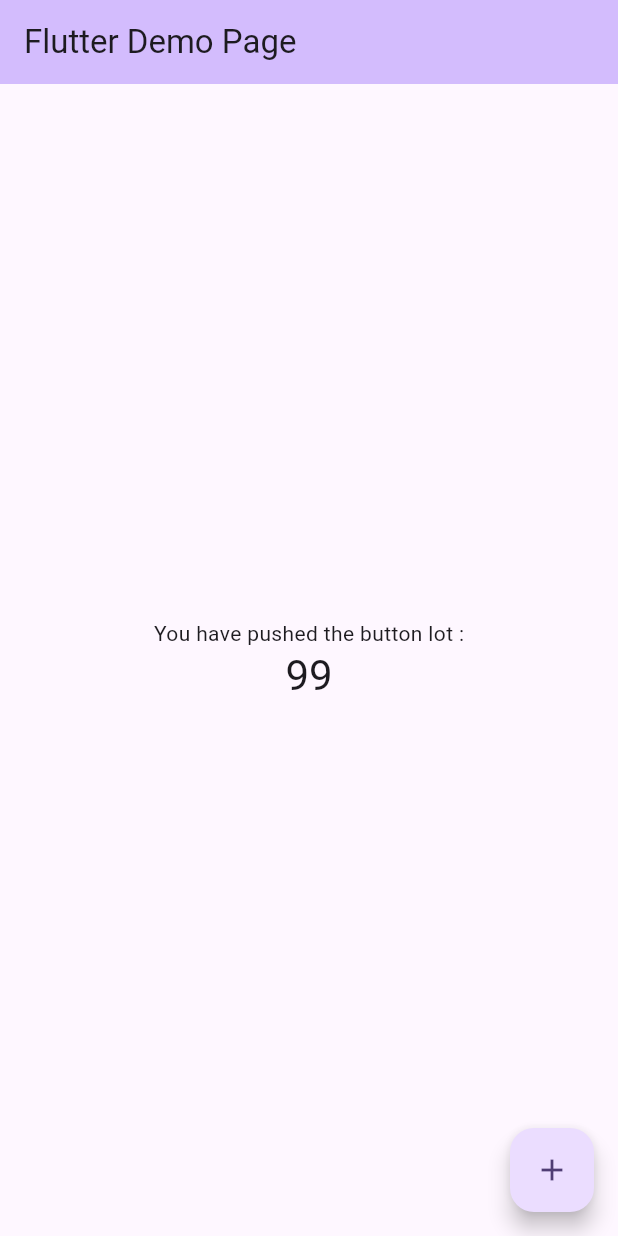
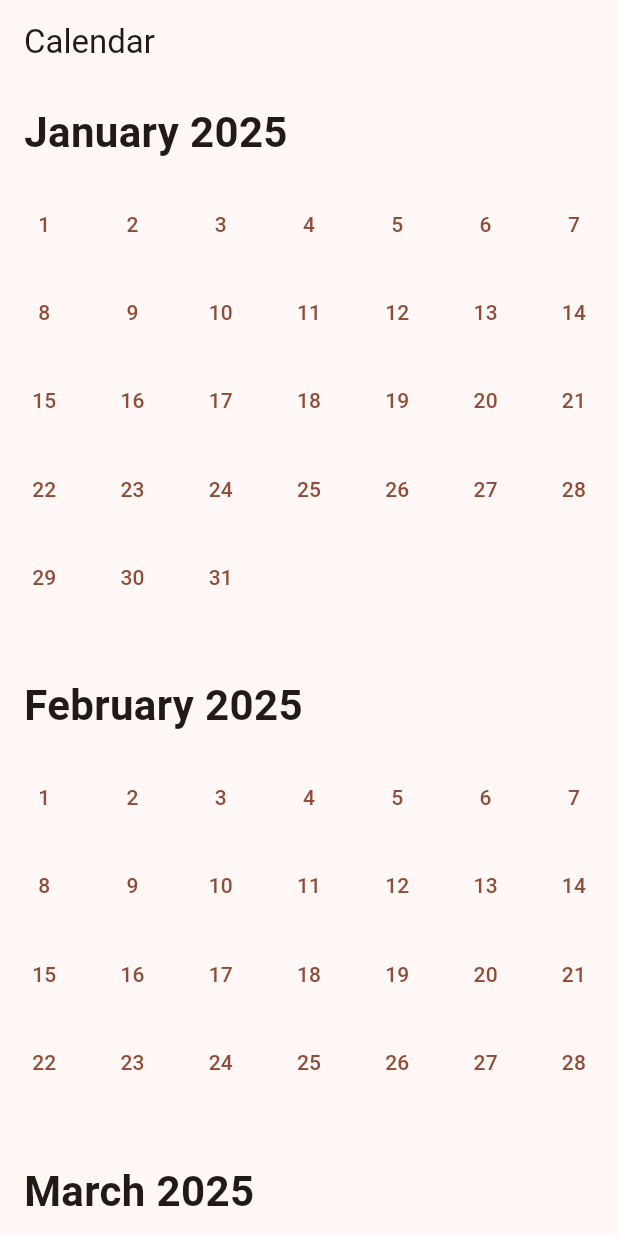
Before and after one commit to treytorrez/Module4_AppDev, a Flutter app: the screen it shows after launch, on a phone screen of 412 x 824 dp. Run offline on Flutter 3.47's test engine with Material 3 defaults, Android fonts, the phone set to English and light mode, and no system bars.

Commit message:
Refactor: Simplify main.dart and introduce CalendarGrid widget
This commit refactors the `main.dart` file by removing the default
counter application and replacing it with a new `Root` widget.
The `Root` widget now displays a `CalendarGrid` widget.

The `CalendarGrid` widget is introduced to display a scrollable grid
of months and days. Each day is a button that, when pressed, shows
a modal bottom sheet with the selected date.

Additionally, new enum files `month.dart` and `day.dart` have been
created to represent months and days of the week, respectively.
An empty `appScaffold.dart` widget file has also been added.

```diff
--- /dev/null
+++ b/lib/enums/day.dart
@@ -0,0 +1 @@
+enum day { sunday, monday, tuesday, wednesday, thursday, friday, saturday }
--- /dev/null
+++ b/lib/enums/month.dart
@@ -0,0 +1,20 @@
+enum Month {
+  january   (1, 31),
+  february  (2, 28), //TODO: leap year
+  march     (3, 31),
+  april     (4, 30),
+  may       (5, 31),
+  june      (6, 30),
+  july      (7, 31),
+  august    (8, 31),
+  september (9, 30),
+  october   (10, 31),
+  november  (11, 30),
+  december  (12, 31);
+
+  final int number;
+  final int dayCount;
+  const Month(this.number, this.dayCount);
+
+
+}
--- a/lib/main.dart
+++ b/lib/main.dart
@@ -1,122 +1,21 @@
 import 'package:flutter/material.dart';
+import 'widgets/calendar_grid.dart';
 
 void main() {
-  runApp(const MyApp());
+  runApp(const Root());
 }
 
-class MyApp extends StatelessWidget {
-  const MyApp({super.key});
+class Root extends StatelessWidget {
+  const Root({super.key});
 
-  // This widget is the root of your application.
   @override
   Widget build(BuildContext context) {
     return MaterialApp(
-      title: 'Flutter Demo',
-      theme: ThemeData(
-        // This is the theme of your application.
-        //
-        // TRY THIS: Try running your application with "flutter run". You'll see
-        // the application has a purple toolbar. Then, without quitting the app,
-        // try changing the seedColor in the colorScheme below to Colors.green
-        // and then invoke "hot reload" (save your changes or press the "hot
-        // reload" button in a Flutter-supported IDE, or press "r" if you used
-        // the command line to start the app).
-        //
-        // Notice that the counter didn't reset back to zero; the application
-        // state is not lost during the reload. To reset the state, use hot
-        // restart instead.
-        //
-        // This works for code too, not just values: Most code changes can be
-        // tested with just a hot reload.
-        colorScheme: ColorScheme.fromSeed(seedColor: Colors.deepPurple),
+      title: 'Calendar',
+      theme: ThemeData.from(
+        colorScheme: ColorScheme.fromSeed(seedColor: Colors.deepOrange),
       ),
-      home: const MyHomePage(title: 'Flutter Demo Page'),
+      home: const CalendarGrid(),
     );
   }
 }
-
-class MyHomePage extends StatefulWidget {
-  const MyHomePage({super.key, required this.title});
-
-  // This widget is the home page of your application. It is stateful, meaning
-  // that it has a State object (defined below) that contains fields that affect
-  // how it looks.
-
-  // This class is the configuration for the state. It holds the values (in this
-  // case the title) provided by the parent (in this case the App widget) and
-  // used by the build method of the State. Fields in a Widget subclass are
-  // always marked "final".
-
-  final String title;
-
-  @override
-  State<MyHomePage> createState() => _MyHomePageState();
-}
-
-class _MyHomePageState extends State<MyHomePage> {
-  int _counter = 99;
-
-  void _incrementCounter() {
-    setState(() {
-      // This call to setState tells the Flutter framework that something has
-      // changed in this State, which causes it to rerun the build method below
-      // so that the display can reflect the updated values. If we changed
-      // _counter without calling setState(), then the build method would not be
-      // called again, and so nothing would appear to happen.
-      _counter--;
-    });
-  }
-
-  @override
-  Widget build(BuildContext context) {
-    // This method is rerun every time setState is called, for instance as done
-    // by the _incrementCounter method above.
-    //
-    // The Flutter framework has been optimized to make rerunning build methods
-    // fast, so that you can just rebuild anything that needs updating rather
-    // than having to individually change instances of widgets.
-    return Scaffold(
-      appBar: AppBar(
-        // TRY THIS: Try changing the color here to a specific color (to
-        // Colors.amber, perhaps?) and trigger a hot reload to see the AppBar
-        // change color while the other colors stay the same.
-        backgroundColor: Theme.of(context).colorScheme.inversePrimary,
-        // Here we take the value from the MyHomePage object that was created by
-        // the App.build method, and use it to set our appbar title.
-        title: Text(widget.title),
-      ),
-      body: Center(
-        // Center is a layout widget. It takes a single child and positions it
-        // in the middle of the parent.
-        child: Column(
-          // Column is also a layout widget. It takes a list of children and
-          // arranges them vertically. By default, it sizes itself to fit its
-          // children horizontally, and tries to be as tall as its parent.
-          //
-          // Column has various properties to control how it sizes itself and
-          // how it positions its children. Here we use main AxisAlignment to
-          // center the children vertically; the main axis here is the vertical
-          // axis because Columns are vertical (the cross axis would be
-          // horizontal).
-          //
-          // TRY THIS: Invoke "debug painting" (choose the "Toggle Debug Paint"
-          // action in the IDE, or press "p" in the console), to see the
-          // wireframe for each widget.
-          mainAxisAlignment: MainAxisAlignment.center,
-          children: <Widget>[
-            const Text('You have pushed the button lot :'),
-            Text(
-              '$_counter',
-              style: Theme.of(context).textTheme.headlineMedium,
-            ),
-          ],
-        ),
-      ),
-      floatingActionButton: FloatingActionButton(
-        onPressed: _incrementCounter,
-        tooltip: 'Increment',
-        child: const Icon(Icons.add),
-      ), // This trailing comma makes auto-formatting nicer for build methods.
-    );
-  }
-}
--- /dev/null
+++ b/lib/widgets/calendar_grid.dart
@@ -0,0 +1,76 @@
+import 'package:flutter/material.dart';
+import '../enums/month.dart';
+// if you use it later
+
+class CalendarGrid extends StatelessWidget {
+  const CalendarGrid({super.key});
+
+  @override
+  Widget build(BuildContext context) {
+    return Scaffold(
+      appBar: AppBar(title: const Text("Calendar")),
+      body: ListView.builder(
+        itemBuilder: (context, monthIndex) {
+          final month = Month.values[monthIndex % 12];
+          final year = DateTime.now().year + (monthIndex ~/ 12);
+          return Column(
+            crossAxisAlignment: CrossAxisAlignment.start,
+            children: [
+              Padding(
+                padding: const EdgeInsets.symmetric(
+                  vertical: 12,
+                  horizontal: 16,
+                ),
+                child: Text(
+                  "${month.name[0].toUpperCase()}${month.name.substring(1)} $year",
+                  style: const TextStyle(
+                    fontSize: 28,
+                    fontWeight: FontWeight.bold,
+                  ),
+                ),
+              ),
+              GridView.builder(
+                shrinkWrap: true,
+                physics: const NeverScrollableScrollPhysics(),
+                gridDelegate: const SliverGridDelegateWithFixedCrossAxisCount(
+                  crossAxisCount: 7,
+                ),
+                itemCount: month.dayCount,
+                itemBuilder: (context, dayIndex) => TextButton(
+                  // alignment: Alignment.center,
+                  // onPressed: () =>  debugPrint('${month.name} $dayIndex $year pressed'),
+                  onPressed: () => showModalBottomSheet(
+                    context: context,
+                    builder: (BuildContext context) {
+                      return SizedBox(
+                        height: MediaQuery.of(context).size.height * 0.5,
+                        child: Column(
+                          children: [
+
+                        ListTile(
+                          title: Text(
+                            '${month.name[0].toUpperCase()}${month.name.substring(1)} ${dayIndex + 1}',
+                            style: Theme.of(context).textTheme.titleLarge,
+                          ),
+                        ),
+
+                              ElevatedButton(
+                                child: const Text('Close'),
+                                onPressed: () => Navigator.pop(context),
+                              ),
+                          ]
+                        ),
+                      );
+                    },
+                  ),
+                  child: Text('${dayIndex + 1}'),
+                ),
+              ),
+              const SizedBox(height: 24),
+            ],
+          );
+        },
+      ),
+    );
+  }
+}
```
Also changed, not shown: lib/widgets/appScaffold.dart (added).
